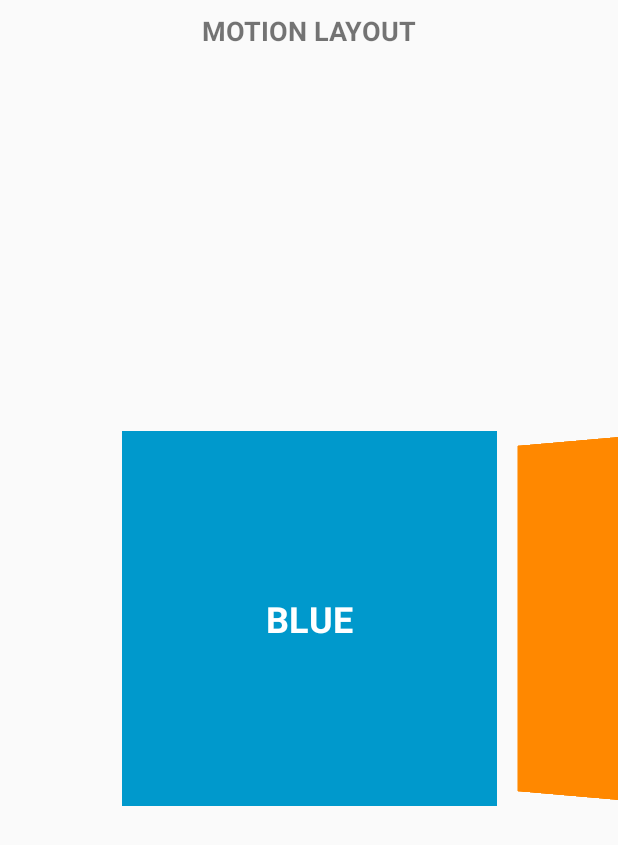
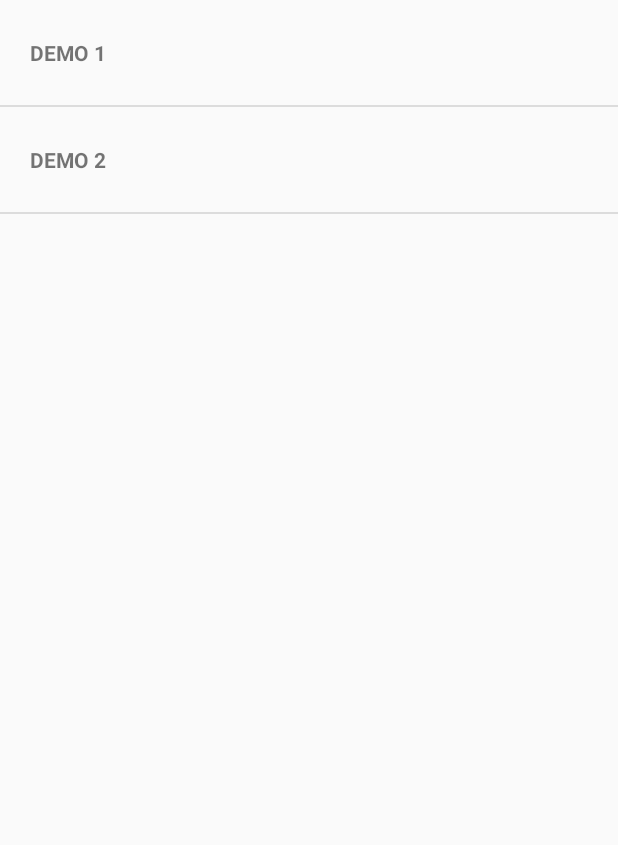
Before and after one commit to faob-dev/MotionLayoutCarousel, an Android app: the screen it shows after launch (MainActivity), on a phone screen of 412 x 824 dp. Shown: the top 845 px of the screen. Run offline under Robolectric (Android 15) with nearby library versions, the phone set to English and light mode, and no system bars.

```diff
--- a/app/src/main/AndroidManifest.xml
+++ b/app/src/main/AndroidManifest.xml
@@ -16,6 +16,7 @@
                 <category android:name="android.intent.category.LAUNCHER"/>
             </intent-filter>
         </activity>
+        <activity android:name=".CarouselActivity"/>
     </application>
 
 </manifest>
--- /dev/null
+++ b/app/src/main/java/com/faob/motionlayoutcarousel/DemoAdapter.kt
@@ -0,0 +1,37 @@
+package com.faob.motionlayoutcarousel
+
+import android.support.constraint.ConstraintLayout
+import android.support.v7.widget.RecyclerView
+import android.view.LayoutInflater
+import android.view.ViewGroup
+import android.widget.TextView
+
+class DemoAdapter(private val demoList: ArrayList<DemoAdapter.Demo>) : RecyclerView.Adapter<DemoAdapter.ViewHolder>(){
+
+    data class Demo(val item: String, val layoutId: Int)
+
+    class ViewHolder(val layout: ConstraintLayout) : RecyclerView.ViewHolder(layout) {
+        val item = layout.findViewById<TextView>(R.id.item)
+        var layoutId = 0
+
+        init {
+            layout.setOnClickListener {
+                println("item clicked ${item.text}")
+                val context = it?.context as MainActivity
+                context.start(layoutId)
+            }
+        }
+    }
+
+    override fun onCreateViewHolder(parent: ViewGroup, viewType: Int): ViewHolder {
+        val row: ConstraintLayout = LayoutInflater.from(parent.context).inflate(R.layout.row, parent, false) as ConstraintLayout
+        return ViewHolder(row);
+    }
+
+    override fun onBindViewHolder(holder: ViewHolder, position: Int) {
+        holder.item.text = demoList[position].item
+        holder.layoutId = demoList[position].layoutId
+    }
+
+    override fun getItemCount(): Int = demoList.size
+}
--- a/app/src/main/java/com/faob/motionlayoutcarousel/MainActivity.kt
+++ b/app/src/main/java/com/faob/motionlayoutcarousel/MainActivity.kt
@@ -1,47 +1,35 @@
 package com.faob.motionlayoutcarousel
 
+import android.content.Intent
+import android.os.Bundle
 import android.support.v7.app.AppCompatActivity
-import android.os.Bundle
-import android.support.constraint.motion.MotionLayout
-import android.view.View
+import android.support.v7.widget.DividerItemDecoration
+import android.support.v7.widget.LinearLayoutManager
+import android.support.v7.widget.RecyclerView
 
 class MainActivity : AppCompatActivity() {
-    private var selectedIndex: Int = 0;
 
     override fun onCreate(savedInstanceState: Bundle?) {
         super.onCreate(savedInstanceState)
-        setContentView(R.layout.activity_main)
+        setContentView(R.layout.main)
 
-        val motionLayout = findViewById<MotionLayout>(R.id.motion_container)
+        val layoutList = arrayListOf(R.layout.demo1, R.layout.demo2)
+        val demoList = arrayListOf<DemoAdapter.Demo>()
+        for (i in 0 until layoutList.size){
+            demoList.add(DemoAdapter.Demo("DEMO ${i+1}", layoutList[i]))
+        }
 
-        val v1 = findViewById<View>(R.id.v1)
-        val v2 = findViewById<View>(R.id.v2)
-        val v3 = findViewById<View>(R.id.v3)
+        val recyclerView = findViewById<RecyclerView>(R.id.rv)
+        recyclerView.setHasFixedSize(true)
+        recyclerView.addItemDecoration(DividerItemDecoration(this, LinearLayoutManager.VERTICAL))
+        recyclerView.layoutManager = LinearLayoutManager(this)
+        recyclerView.adapter = DemoAdapter(demoList)
+    }
 
-        v1.setOnClickListener {
-            if (selectedIndex == 0) return@setOnClickListener
-
-            motionLayout.setTransition(R.id.s2, R.id.s1) //orange to blue transition
-            motionLayout.transitionToEnd()
-            selectedIndex = 0;
+    fun start(layoutFileId: Int) {
+        val intent = Intent(this, CarouselActivity::class.java).apply {
+            putExtra("layout_file_id", layoutFileId)
         }
-        v2.setOnClickListener {
-            if (selectedIndex == 1) return@setOnClickListener
-
-            if (selectedIndex == 2) {
-                motionLayout.setTransition(R.id.s3, R.id.s2)  //red to orange transition
-            } else {
-                motionLayout.setTransition(R.id.s1, R.id.s2) //blue to orange transition
-            }
-            motionLayout.transitionToEnd()
-            selectedIndex = 1;
-        }
-        v3.setOnClickListener {
-            if (selectedIndex == 2) return@setOnClickListener
-
-            motionLayout.setTransition(R.id.s2, R.id.s3) //orange to red transition
-            motionLayout.transitionToEnd()
-            selectedIndex = 2;
-        }
+        startActivity(intent)
     }
 }
--- /dev/null
+++ b/app/src/main/res/layout/main.xml
@@ -0,0 +1,13 @@
+<?xml version="1.0" encoding="utf-8"?>
+<android.support.constraint.ConstraintLayout xmlns:android="http://schemas.android.com/apk/res/android"
+                                             xmlns:app="http://schemas.android.com/apk/res-auto" xmlns:tools="http://schemas.android.com/tools" android:layout_width="match_parent"
+                                             android:layout_height="match_parent">
+
+    <android.support.v7.widget.RecyclerView
+            android:layout_width="0dp"
+            android:layout_height="0dp"
+            app:layout_constraintEnd_toEndOf="parent"
+            app:layout_constraintTop_toTopOf="parent"
+            app:layout_constraintStart_toStartOf="parent"
+            app:layout_constraintBottom_toBottomOf="parent" android:id="@+id/rv"/>
+</android.support.constraint.ConstraintLayout>
--- /dev/null
+++ b/app/src/main/res/layout/row.xml
@@ -0,0 +1,19 @@
+<?xml version="1.0" encoding="utf-8"?>
+<android.support.constraint.ConstraintLayout xmlns:android="http://schemas.android.com/apk/res/android"
+                                             xmlns:app="http://schemas.android.com/apk/res-auto"
+                                             xmlns:tools="http://schemas.android.com/tools"
+                                             android:layout_width="match_parent"
+                                             android:background="?android:attr/selectableItemBackground"
+                                             android:layout_height="70dp">
+
+    <TextView
+            android:text="ITEM"
+            android:layout_width="wrap_content"
+            android:layout_height="wrap_content"
+            android:id="@+id/item" app:layout_constraintStart_toStartOf="parent" android:layout_marginLeft="20dp"
+            android:layout_marginStart="20dp"
+            android:layout_marginBottom="8dp"
+            app:layout_constraintBottom_toBottomOf="parent" android:layout_marginTop="8dp"
+            app:layout_constraintTop_toTopOf="parent" android:textStyle="bold"/>
+
+</android.support.constraint.ConstraintLayout>
--- a/app/src/main/res/layout/activity_main.xml
+++ b/app/src/main/res/layout/views.xml
@@ -1,12 +1,5 @@
-<?xml version="1.0" encoding="utf-8"?>
-<android.support.constraint.motion.MotionLayout
-        xmlns:android="http://schemas.android.com/apk/res/android"
-        xmlns:app="http://schemas.android.com/apk/res-auto"
-        xmlns:tools="http://schemas.android.com/tools"
-        android:layout_width="match_parent"
-        android:layout_height="match_parent"
-        android:id="@+id/motion_container"
-        app:layoutDescription="@xml/motion_scene_1">
+<merge xmlns:android="http://schemas.android.com/apk/res/android"
+       xmlns:app="http://schemas.android.com/apk/res-auto">
 
     <FrameLayout
             android:id="@+id/v1"
@@ -65,5 +58,4 @@
             android:layout_marginTop="8dp" app:layout_constraintTop_toTopOf="parent"
             android:textSize="18sp" android:textStyle="bold"/>
 
-
-</android.support.constraint.motion.MotionLayout>
+</merge>
```
Also changed, not shown: app/src/main/java/com/faob/motionlayoutcarousel/CarouselActivity.kt (added, +49 -0 lines), app/src/main/res/layout/demo1.xml (added, +13 -0 lines), app/src/main/res/layout/demo2.xml (added, +13 -0 lines), app/src/main/res/xml/motion_scene_2.xml (added, +160 -0 lines).
